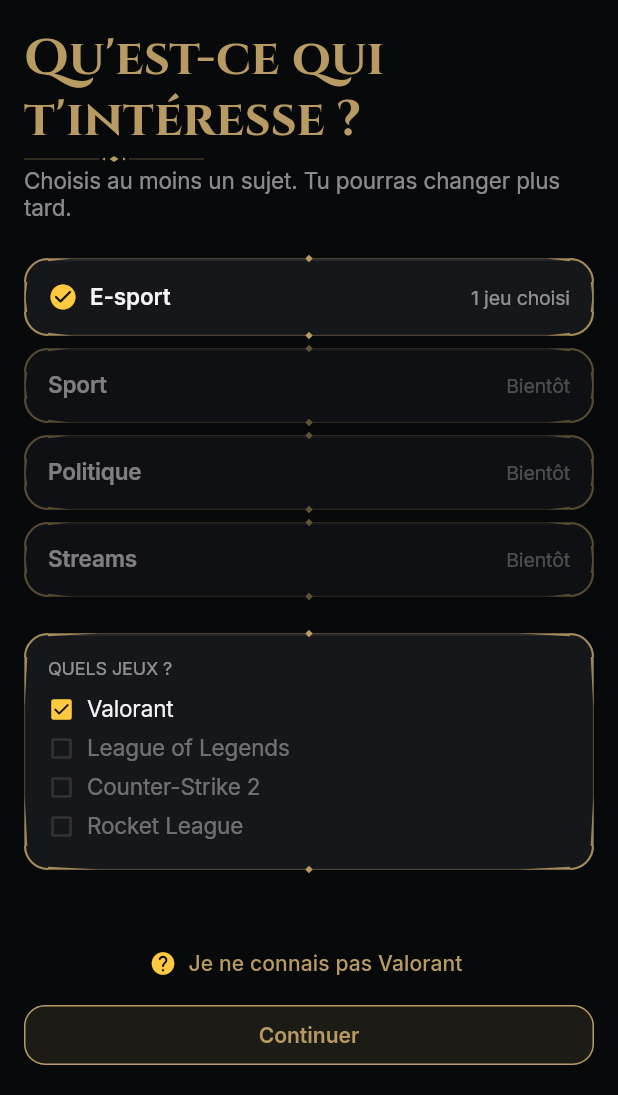
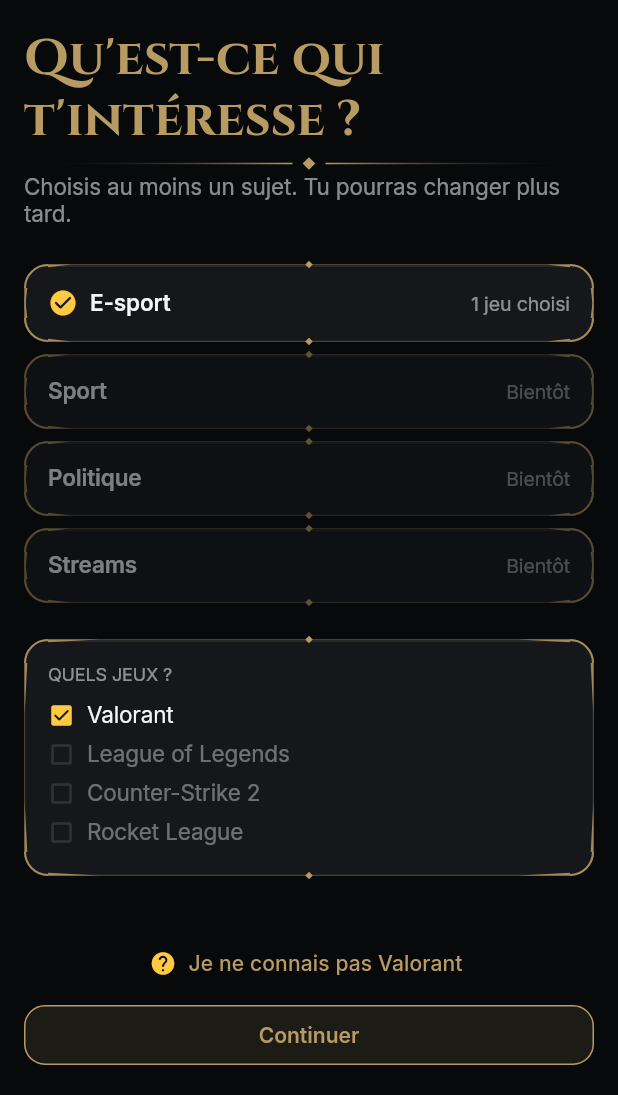
Before and after one commit to ThibaultCauche/news, a Flutter app: the screen it shows after launch, on a phone screen of 412 x 824 dp, the part 141-1236 px from its top. Run offline on Flutter 3.47's test engine with Material 3 defaults, Android fonts, the phone set to English and light mode, and no system bars; our stand-ins replace dio, drift, drift_flutter, firebase_auth, firebase_core, firebase_messaging and 5 more; missing offline and left inert: news_api_client; accounts and stored records are empty; generated files the repository leaves out were written again; project files that could hold a hidden picture were left out.

Commit message:
fix(mobile): J16, filet centré, en-tête aligné, cartes de suivi, matchs terminés masqués
Co-Authored-By: Claude Sonnet 5.5 <noreply@anthropic.com>

```diff
--- a/apps/mobile/lib/widgets/event_card.dart
+++ b/apps/mobile/lib/widgets/event_card.dart
@@ -44,7 +44,11 @@ class EventCard extends ConsumerWidget {
     this.followedEntityIds = const {},
     this.banner = false,
     this.footer,
+    this.framed = true,
   });
+
+  /// Cadre fin à pointes ; désactivé quand la carte est déjà dans une carte cadrée (« Tes suivis »).
+  final bool framed;
 
   /// Bandeau « en direct » de l'Accueil (J10) : même carte que partout, teintée en rouge
   /// (couleur du direct, règle 12 de `CLAUDE.md`) et libellée « EN DIRECT » à la place de l'heure.
@@ -224,6 +228,7 @@ class EventCard extends ConsumerWidget {
     return Padding(
       padding: const EdgeInsets.only(bottom: 14),
       child: OrnateFrame(
+      enabled: framed,
       radius: AppRadii.card,
       strong: strong,
       color: banner ? AppColors.live : AppColors.brass,
--- a/apps/mobile/lib/widgets/live_badge.dart
+++ b/apps/mobile/lib/widgets/live_badge.dart
@@ -6,11 +6,12 @@ import "live_dot.dart";
 /// Tampon (J16) : capitales Cinzel dans un cadre fin, légèrement incliné,
 /// pour « EN DIRECT », « TERMINÉ »… Statique.
 class Stamp extends StatelessWidget {
-  const Stamp(this.text, {super.key, this.color = AppColors.live, this.dot = false});
+  const Stamp(this.text, {super.key, this.color = AppColors.live, this.dot = false, this.fontSize = 11});
 
   final String text;
   final Color color;
   final bool dot;
+  final double fontSize;
 
   @override
   Widget build(BuildContext context) {
@@ -30,7 +31,7 @@ class Stamp extends StatelessWidget {
               if (dot) ...[LiveDot(size: 6, color: color), const SizedBox(width: 6)],
               Text(
                 text,
-                style: TextStyle(fontFamily: "Cinzel", fontSize: 11, fontWeight: FontWeight.w700, letterSpacing: 11 * 0.12, color: color),
+                style: TextStyle(fontFamily: "Cinzel", fontSize: fontSize, fontWeight: FontWeight.w700, letterSpacing: fontSize * 0.12, color: color),
               ),
             ],
           ),
--- a/apps/mobile/lib/widgets/ornate_frame.dart
+++ b/apps/mobile/lib/widgets/ornate_frame.dart
@@ -11,15 +11,17 @@ bool isHighStakes(String eventName) => RegExp("final|elimination|decider|décisi
 /// et ajoute un second filet intérieur. Dessiné par-dessus l'enfant, sans
 /// toucher à sa mise en page ni intercepter les appuis.
 class OrnateFrame extends StatelessWidget {
-  const OrnateFrame({super.key, required this.child, this.radius = AppRadii.card, this.strong = false, this.color = AppColors.brass});
+  const OrnateFrame({super.key, required this.child, this.radius = AppRadii.card, this.strong = false, this.color = AppColors.brass, this.enabled = true});
 
   final Widget child;
+  final bool enabled;
   final double radius;
   final bool strong;
   final Color color;
 
   @override
   Widget build(BuildContext context) {
+    if (!enabled) return child;
     return CustomPaint(foregroundPainter: _FramePainter(radius, strong, color), child: child);
   }
 }
--- a/apps/mobile/lib/widgets/page_title.dart
+++ b/apps/mobile/lib/widgets/page_title.dart
@@ -1,9 +1,40 @@
 import "package:flutter/material.dart";
-import "package:flutter_svg/flutter_svg.dart";
 import "../theme/app_theme.dart";
+import "../theme/tokens.dart";
 
-/// Grand titre de page (Cinzel 34/700 en laiton, J16), souligné d'un filet à
-/// losange. Un par écran, en général suivi de `PageSubtitle`.
+/// Filet laiton pleine largeur (J16) : deux traits qui s'effacent vers les bords, un
+/// losange au centre.
+class BrassRule extends StatelessWidget {
+  const BrassRule({super.key});
+
+  @override
+  Widget build(BuildContext context) {
+    Widget line(bool fadeLeft) => Expanded(
+      child: Container(
+        height: 1,
+        decoration: BoxDecoration(
+          gradient: LinearGradient(
+            colors: fadeLeft ? [Colors.transparent, AppColors.brass] : [AppColors.brass, Colors.transparent],
+          ),
+        ),
+      ),
+    );
+    return ExcludeSemantics(
+      child: Row(
+        children: [
+          line(true),
+          const SizedBox(width: AppSpacing.sm),
+          Transform.rotate(angle: 0.7854, child: const SizedBox(width: 6, height: 6, child: ColoredBox(color: AppColors.brass))),
+          const SizedBox(width: AppSpacing.sm),
+          line(false),
+        ],
+      ),
+    );
+  }
+}
+
+/// Grand titre de page (Cinzel 34/700 en laiton, J16), souligné d'un [BrassRule] centré sur
+/// toute la largeur. Un par écran, en général suivi de `PageSubtitle`.
 class PageTitle extends StatelessWidget {
   const PageTitle(this.text, {super.key});
 
@@ -13,11 +44,11 @@ class PageTitle extends StatelessWidget {
   Widget build(BuildContext context) {
     return Column(
       mainAxisSize: MainAxisSize.min,
-      crossAxisAlignment: CrossAxisAlignment.start,
+      crossAxisAlignment: CrossAxisAlignment.stretch,
       children: [
         Text(text, style: AppTextStyles.pageTitle),
-        const SizedBox(height: 4),
-        ExcludeSemantics(child: SvgPicture.asset("assets/ornaments/rule.svg", width: 120)),
+        const SizedBox(height: 6),
+        const BrassRule(),
       ],
     );
   }
```
Also changed, not shown: apps/mobile/lib/features/follows/follows_screen.dart (+9 -7 lines), apps/mobile/lib/features/home/home_screen.dart (+12 -10 lines), 1 other file.
